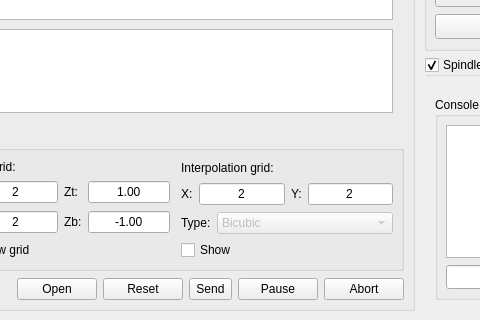
Before: the Qt Designer form src/frmmain.ui in Denvi/Candle, drawn with Qt 5; both pictures show x 297 to 777 and y 527 to 847 of the 952 by 847 pixel window.
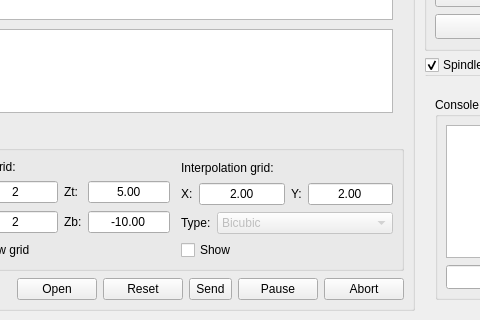
After: the same form once the commit is applied. Icons and pictures are not drawn. Custom widgets are drawn as their Qt base class.

```diff
--- a/src/frmmain.ui
+++ b/src/frmmain.ui
@@ -664,7 +664,7 @@
                  <double>999.000000000000000</double>
                 </property>
                 <property name="value">
-                 <double>1.000000000000000</double>
+                 <double>5.000000000000000</double>
                 </property>
                </widget>
               </item>
@@ -692,7 +692,7 @@
                  <double>999.000000000000000</double>
                 </property>
                 <property name="value">
-                 <double>-1.000000000000000</double>
+                 <double>-10.000000000000000</double>
                 </property>
                </widget>
               </item>
@@ -822,10 +822,10 @@
                  <enum>QAbstractSpinBox::NoButtons</enum>
                 </property>
                 <property name="decimals">
-                 <number>0</number>
+                 <number>2</number>
                 </property>
                 <property name="minimum">
-                 <double>2.000000000000000</double>
+                 <double>0.100000000000000</double>
                 </property>
                 <property name="maximum">
                  <double>1000.000000000000000</double>
@@ -853,10 +853,10 @@
                  <enum>QAbstractSpinBox::NoButtons</enum>
                 </property>
                 <property name="decimals">
-                 <number>0</number>
+                 <number>2</number>
                 </property>
                 <property name="minimum">
-                 <double>2.000000000000000</double>
+                 <double>0.100000000000000</double>
                 </property>
                 <property name="maximum">
                  <double>1000.000000000000000</double>
```
Left out of the diff: 6 changed lines with no effect on the pictures.
